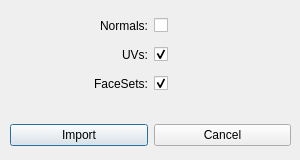
Before: the Qt Designer form UI/ExocortexAlembicAttach.ui in Exocortex/ExocortexCrate, drawn with Qt 5.
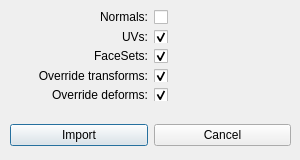
After: the same form once the commit is applied.

Patch:
```diff
--- a/UI/ExocortexAlembicAttach.ui
+++ b/UI/ExocortexAlembicAttach.ui
@@ -95,6 +95,49 @@
       </property>
      </widget>
     </item>
+
+    <item row="3" column="0">
+     <widget class="QLabel" name="label_3">
+      <property name="text">
+       <string>Override transforms:</string>
+      </property>
+      <property name="alignment">
+       <set>Qt::AlignRight|Qt::AlignTrailing|Qt::AlignVCenter</set>
+      </property>
+     </widget>
+    </item>
+    <item row="3" column="1">
+     <widget class="QCheckBox" name="otransform">
+      <property name="text">
+       <string/>
+      </property>
+      <property name="checked">
+       <bool>true</bool>
+      </property>
+     </widget>
+    </item>
+
+    <item row="4" column="0">
+     <widget class="QLabel" name="label_3">
+      <property name="text">
+       <string>Override deforms:</string>
+      </property>
+      <property name="alignment">
+       <set>Qt::AlignRight|Qt::AlignTrailing|Qt::AlignVCenter</set>
+      </property>
+     </widget>
+    </item>
+    <item row="4" column="1">
+     <widget class="QCheckBox" name="odeform">
+      <property name="text">
+       <string/>
+      </property>
+      <property name="checked">
+       <bool>true</bool>
+      </property>
+     </widget>
+    </item>
+
    </layout>
   </widget>
   <widget class="QWidget" name="horizontalLayoutWidget">
```
Left out of the diff: 3 changed lines with no effect on the pictures.
